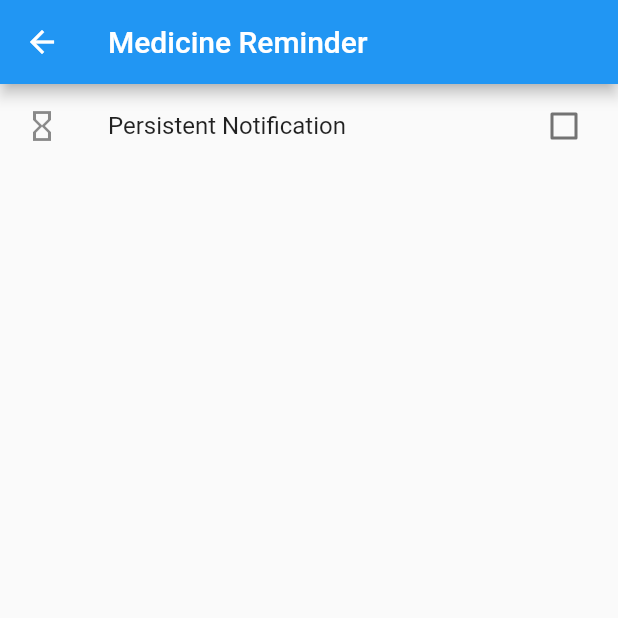
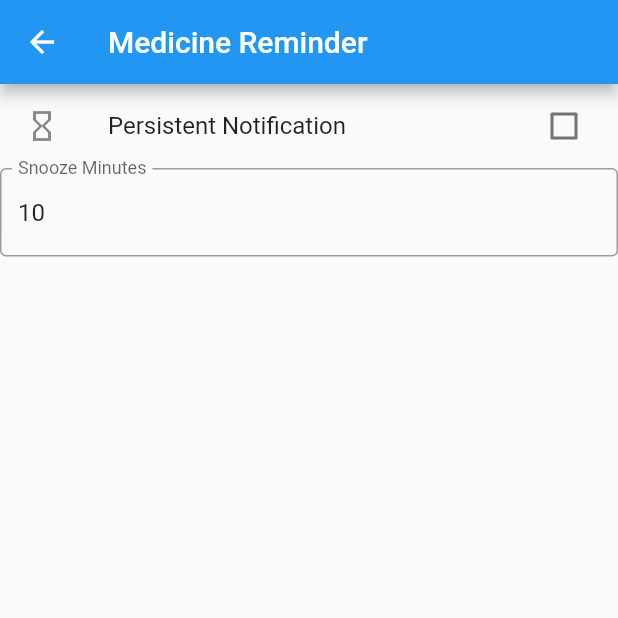
Before and after one commit to bryangerlach/MedicineReminder, a Flutter app: the SettingsPage screen opened by its route, on a phone screen of 412 x 824 dp, the top half of it. Run offline on Flutter 3.47's test engine with Material 2 defaults, Android fonts, the light colour scheme and no system bars; our stand-ins replace awesome_notifications, camera, cloud_firestore, firebase_auth, firebase_core, firebase_storage and 2 more; missing offline and left inert: flutterfire_ui; accounts and stored records are empty.

Commit message:
i don't know

```diff
--- a/lib/screens/SettingsPage.dart
+++ b/lib/screens/SettingsPage.dart
@@ -1,4 +1,5 @@
 import 'package:flutter/material.dart';
+import 'package:flutter/services.dart';
 import 'package:shared_preferences/shared_preferences.dart';
 
 class SettingsPage extends StatefulWidget {
@@ -11,12 +12,14 @@ class SettingsPage extends StatefulWidget {
 
 class _SettingsPageState extends State<SettingsPage> {
   bool _persistenceCheckbox = false;
+  int _snoozeValue = 10;
 
   @override
   void initState() {
     super.initState();
 
     _loadSwitchValue();
+    _loadSnoozeValue();
   }
 
   _loadSwitchValue() async {
@@ -26,10 +29,23 @@ class _SettingsPageState extends State<SettingsPage> {
     });
   }
 
+  Future<String> _loadSnoozeValue() async {
+    SharedPreferences prefs = await SharedPreferences.getInstance();
+    _snoozeValue = (prefs.getInt('snooze_minutes')) ?? 10;
+    return _snoozeValue.toString();
+  }
+
   _saveSwitchValue() async {
     SharedPreferences prefs = await SharedPreferences.getInstance();
     setState(() {
       prefs.setBool('note_persistence', _persistenceCheckbox);
+    });
+  }
+
+  _saveSnoozeValue() async {
+    SharedPreferences prefs = await SharedPreferences.getInstance();
+    setState(() {
+      prefs.setInt('snooze_minutes', _snoozeValue);
     });
   }
 
@@ -40,7 +56,9 @@ class _SettingsPageState extends State<SettingsPage> {
           title: const Text('Medicine Reminder'),
         ),
         // Use a StreamBuilder to display alarms from Firestore
-        body: CheckboxListTile(
+        body: Center(
+            child: Column(children: [
+          CheckboxListTile(
             title: const Text('Persistent Notification'),
             value: _persistenceCheckbox,
             onChanged: (bool? value) {
@@ -50,6 +68,34 @@ class _SettingsPageState extends State<SettingsPage> {
               });
             },
             secondary: const Icon(Icons.hourglass_empty),
-        ));
+          ),
+          FutureBuilder<String>(
+              future: _loadSnoozeValue(),
+              builder: (
+                BuildContext context,
+                AsyncSnapshot<String> snapshot,
+              ) {
+                if (snapshot.hasData) {
+                  return TextFormField(
+                      decoration: const InputDecoration(
+                        border: OutlineInputBorder(),
+                        labelText: 'Snooze Minutes',
+                        hintText: 'Snooze Minutes',
+                      ),
+                      initialValue: snapshot.data ?? "",
+                      keyboardType: TextInputType.number,
+                      inputFormatters: <TextInputFormatter>[
+                        FilteringTextInputFormatter.digitsOnly
+                      ],
+                      autofocus: false,
+                      onChanged: (String text) {
+                        _snoozeValue = int.parse('0$text');
+                        _saveSnoozeValue();
+                      });
+                } else {
+                  return const CircularProgressIndicator();
+                }
+              })
+        ])));
   }
 }
--- a/pubspec.yaml
+++ b/pubspec.yaml
@@ -41,7 +41,7 @@ dependencies:
   cloud_firestore: ^3.1.17
   firebase_auth: ^3.3.19
   firebase_storage: ^10.2.17
-  awesome_notifications: ^0.6.21
+  awesome_notifications: ^0.7.0-beta.5
   shared_preferences: ^2.0.15
   intl: ^0.17.0
   flutterfire_ui: ^0.4.2
```
Also changed, not shown: lib/main.dart (+6 -13 lines), lib/screens/HomePage.dart (+8 -1 lines), lib/src/AlarmsCode.dart (+6 -5 lines), lib/src/NotificationsCode.dart (+51 -5 lines), pubspec.lock, 3 other files. Lines whose indentation alone changed are shown as unchanged.
